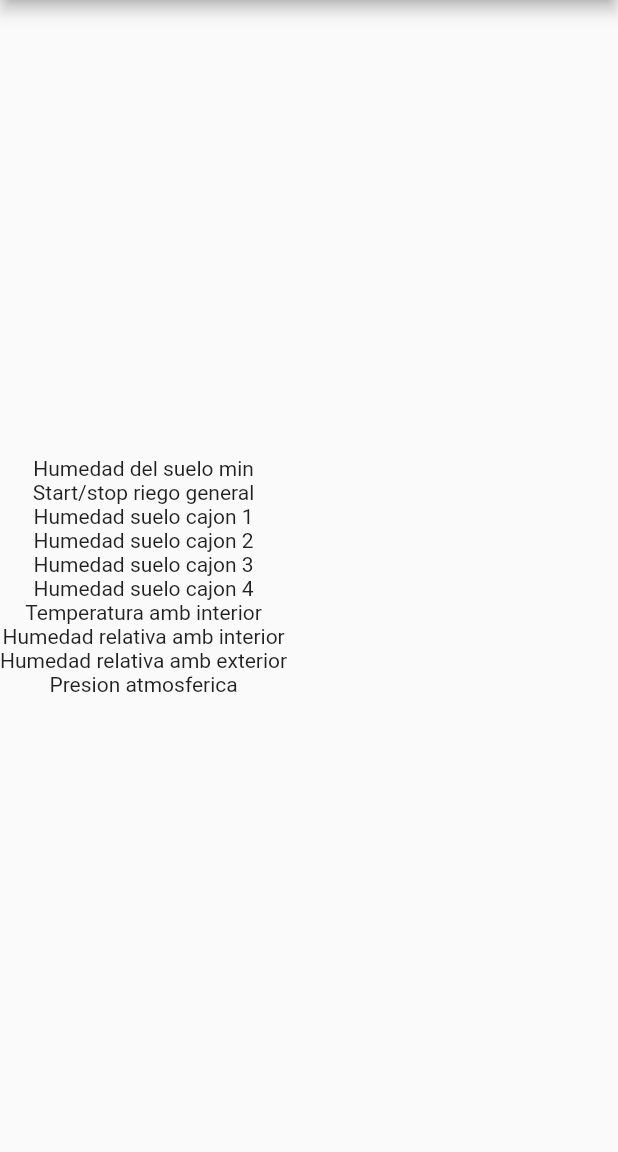
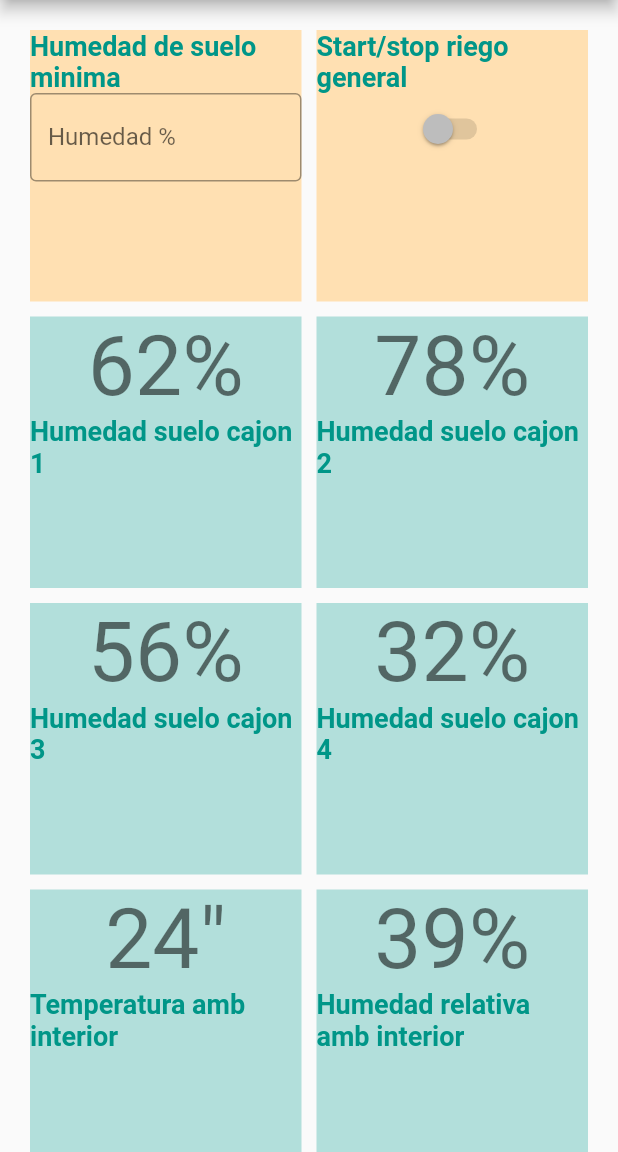
Before and after one commit to solshuffle/virides, a Flutter app: the screen it shows after launch, on a phone screen of 412 x 824 dp, the part 84-1236 px from its top. Run offline on Flutter 3.47's test engine with Material 2 defaults, Android fonts, the phone set to English and light mode, and no system bars.

Commit message:
add grid layout

```diff
--- a/lib/main.dart
+++ b/lib/main.dart
@@ -27,21 +27,146 @@ class _DashboardState extends State<Dashboard> {
       appBar: AppBar(
         title: Text('Virides'),
       ),
-      body: Column(
-        mainAxisAlignment: MainAxisAlignment.center,
-        crossAxisAlignment: CrossAxisAlignment.center,
+      body: DefaultTextStyle(
+        style: TextStyle(
+          fontWeight: FontWeight.bold,
+          color: Colors.teal,
+          fontSize: 18.0,
+        ),
+        child: GridView.count(
+          padding: const EdgeInsets.all(20),
+          crossAxisSpacing: 10,
+          mainAxisSpacing: 10,
+          crossAxisCount: 2,
           children: <Widget>[
-          Text('Humedad del suelo min'),
-          Text('Start/stop riego general'),
+            Container(
+              color: Colors.orange[100],
+              child: Column(
+                children: <Widget>[
+                  Text(
+                    'Humedad de suelo minima',
+                  ),
+                  TextField(
+                    decoration: InputDecoration(
+                      border: OutlineInputBorder(),
+                      labelText: 'Humedad %',
+                    ),
+                  ),
+                ],
+              ),
+            ),
+            Container(
+              color: Colors.orange[100],
+              child: Column(
+                children: <Widget>[
+                  Text(
+                    'Start/stop riego general',
+                  ),
+                  Switch(
+                    value: false,
+                    onChanged: null,
+                  ),
+                ],
+              ),
+            ),
+            Container(
+              color: Colors.teal[100],
+              child: Column(
+                children: <Widget>[
+                  Text(
+                    '62%',
+                    style: Theme.of(context).textTheme.display3,
+                  ),
                   Text('Humedad suelo cajon 1'),
+                ],
+              ),
+            ),
+            Container(
+              color: Colors.teal[100],
+              child: Column(
+                children: <Widget>[
+                  Text(
+                    '78%',
+                    style: Theme.of(context).textTheme.display3,
+                  ),
                   Text('Humedad suelo cajon 2'),
+                ],
+              ),
+            ),
+            Container(
+              color: Colors.teal[100],
+              child: Column(
+                children: <Widget>[
+                  Text(
+                    '56%',
+                    style: Theme.of(context).textTheme.display3,
+                  ),
                   Text('Humedad suelo cajon 3'),
+                ],
+              ),
+            ),
+            Container(
+              color: Colors.teal[100],
+              child: Column(
+                children: <Widget>[
+                  Text(
+                    '32%',
+                    style: Theme.of(context).textTheme.display3,
+                  ),
                   Text('Humedad suelo cajon 4'),
+                ],
+              ),
+            ),
+            Container(
+              color: Colors.teal[100],
+              child: Column(
+                children: <Widget>[
+                  Text(
+                    '24"',
+                    style: Theme.of(context).textTheme.display3,
+                  ),
                   Text('Temperatura amb interior'),
+                ],
+              ),
+            ),
+            Container(
+              color: Colors.teal[100],
+              child: Column(
+                children: <Widget>[
+                  Text(
+                    '39%',
+                    style: Theme.of(context).textTheme.display3,
+                  ),
                   Text('Humedad relativa amb interior'),
+                ],
+              ),
+            ),
+            Container(
+              color: Colors.teal[100],
+              child: Column(
+                children: <Widget>[
+                  Text(
+                    '56%',
+                    style: Theme.of(context).textTheme.display3,
+                  ),
                   Text('Humedad relativa amb exterior'),
+                ],
+              ),
+            ),
+            Container(
+              color: Colors.teal[100],
+              child: Column(
+                children: <Widget>[
+                  Text(
+                    '1011',
+                    style: Theme.of(context).textTheme.display3,
+                  ),
                   Text('Presion atmosferica'),
                 ],
+              ),
+            ),
+          ],
+        ),
       ),
     );
   }
```
Lines whose indentation alone changed are shown as unchanged.
